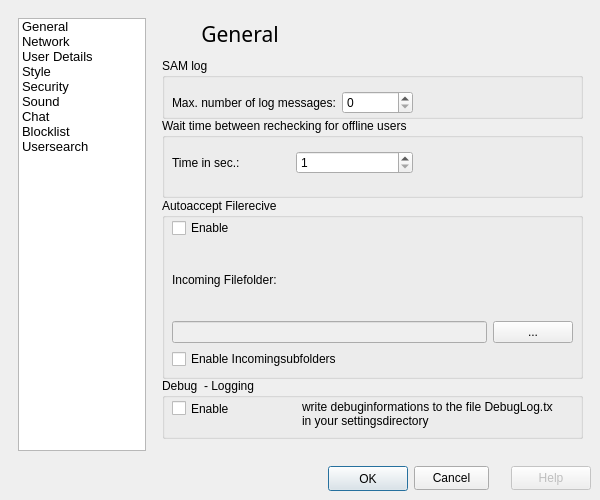
First picture: the form in src/gui/form_settingsgui.ui, repository nonlin-lin-chaos-order-etc-etal/i2pchat, before the edit.
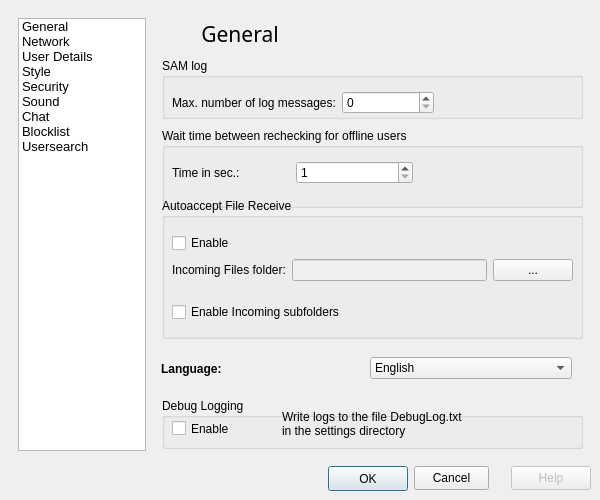
Second picture: the form after the edit. Icons and pictures are not drawn.

Commit message: disabled DebugLog.txt by default; multilang stuff; +various

What changed in the file:
```diff
--- a/src/gui/form_settingsgui.ui
+++ b/src/gui/form_settingsgui.ui
@@ -376,7 +376,7 @@
         <property name="geometry">
          <rect>
           <x>10</x>
-          <y>100</y>
+          <y>110</y>
           <width>421</width>
           <height>80</height>
          </rect>
@@ -434,7 +434,7 @@
           <rect>
            <x>10</x>
            <y>30</y>
-           <width>241</width>
+           <width>262</width>
            <height>29</height>
           </rect>
          </property>
@@ -528,17 +528,63 @@
          </item>
         </layout>
        </widget>
+       <widget class="QGroupBox" name="groupBox_22">
+        <property name="geometry">
+         <rect>
+          <x>10</x>
+          <y>380</y>
+          <width>421</width>
+          <height>51</height>
+         </rect>
+        </property>
+        <property name="title">
+         <string>Debug Logging</string>
+        </property>
+        <widget class="QCheckBox" name="checkBox_DebugLog">
+         <property name="enabled">
+          <bool>true</bool>
+         </property>
+         <property name="geometry">
+          <rect>
+           <x>10</x>
+           <y>20</y>
+           <width>81</width>
+           <height>21</height>
+          </rect>
+         </property>
+         <property name="text">
+          <string>Enable</string>
+         </property>
+         <property name="checkable">
+          <bool>true</bool>
+         </property>
+        </widget>
+        <widget class="QLabel" name="label_37">
+         <property name="geometry">
+          <rect>
+           <x>120</x>
+           <y>0</y>
+           <width>301</width>
+           <height>51</height>
+          </rect>
+         </property>
+         <property name="text">
+          <string>Write logs to the file DebugLog.txt
+in the settings directory</string>
+         </property>
+        </widget>
+       </widget>
        <widget class="QGroupBox" name="groupBox_16">
         <property name="geometry">
          <rect>
           <x>10</x>
           <y>180</y>
           <width>421</width>
-          <height>181</height>
+          <height>141</height>
          </rect>
         </property>
         <property name="title">
-         <string>Autoaccept Filerecive</string>
+         <string>Autoaccept File Receive</string>
         </property>
         <widget class="QWidget" name="layoutWidget_19">
          <property name="geometry">
@@ -546,12 +592,18 @@
            <x>10</x>
            <y>20</y>
            <width>401</width>
-           <height>151</height>
+           <height>121</height>
           </rect>
          </property>
          <layout class="QVBoxLayout" name="verticalLayout_5">
+          <property name="sizeConstraint">
+           <enum>QLayout::SetMinimumSize</enum>
+          </property>
           <item>
            <layout class="QVBoxLayout" name="verticalLayout_2">
+            <property name="sizeConstraint">
+             <enum>QLayout::SetMinimumSize</enum>
+            </property>
             <item>
              <widget class="QCheckBox" name="checkBox_AutoAcceptFileRecive">
               <property name="enabled">
@@ -565,15 +617,24 @@
               </property>
              </widget>
             </item>
-            <item>
-             <widget class="QLabel" name="label_16">
-              <property name="text">
-               <string>Incoming Filefolder:</string>
-              </property>
-             </widget>
-            </item>
             <item>
              <layout class="QHBoxLayout" name="horizontalLayout_2">
+              <property name="sizeConstraint">
+               <enum>QLayout::SetMinimumSize</enum>
+              </property>
+              <item>
+               <widget class="QLabel" name="label_16">
+                <property name="sizePolicy">
+                 <sizepolicy hsizetype="Preferred" vsizetype="Minimum">
+                  <horstretch>0</horstretch>
+                  <verstretch>0</verstretch>
+                 </sizepolicy>
+                </property>
+                <property name="text">
+                 <string>Incoming Files folder:</string>
+                </property>
+               </widget>
+              </item>
               <item>
                <widget class="QLineEdit" name="txt_IncomingFileFolder">
                 <property name="enabled">
@@ -601,7 +662,7 @@
              <bool>true</bool>
             </property>
             <property name="text">
-             <string>Enable Incomingsubfolders</string>
+             <string>Enable Incoming subfolders</string>
             </property>
             <property name="checkable">
              <bool>true</bool>
@@ -611,51 +672,50 @@
          </layout>
         </widget>
        </widget>
-       <widget class="QGroupBox" name="groupBox_22">
+       <widget class="QWidget" name="horizontalLayoutWidget">
         <property name="geometry">
          <rect>
-          <x>10</x>
-          <y>360</y>
-          <width>421</width>
-          <height>61</height>
+          <x>9</x>
+          <y>330</y>
+          <width>411</width>
+          <height>41</height>
          </rect>
         </property>
-        <property name="title">
-         <string>Debug  - Logging</string>
-        </property>
-        <widget class="QCheckBox" name="checkBox_DebugLog">
-         <property name="enabled">
-          <bool>true</bool>
-         </property>
-         <property name="geometry">
-          <rect>
-           <x>10</x>
-           <y>20</y>
-           <width>58</width>
-           <height>21</height>
-          </rect>
-         </property>
-         <property name="text">
-          <string>Enable</string>
-         </property>
-         <property name="checkable">
-          <bool>true</bool>
-         </property>
-        </widget>
-        <widget class="QLabel" name="label_37">
-         <property name="geometry">
-          <rect>
-           <x>140</x>
-           <y>20</y>
-           <width>251</width>
-           <height>31</height>
-          </rect>
-         </property>
-         <property name="text">
-          <string>write debuginformations to the file DebugLog.txt
-in your settingsdirectory</string>
-         </property>
-        </widget>
+        <layout class="QHBoxLayout" name="horizontalLayout_9">
+         <item>
+          <widget class="QLabel" name="label_38">
+           <property name="sizePolicy">
+            <sizepolicy hsizetype="Minimum" vsizetype="Preferred">
+             <horstretch>0</horstretch>
+             <verstretch>0</verstretch>
+            </sizepolicy>
+           </property>
+           <property name="font">
+            <font>
+             <weight>75</weight>
+             <bold>true</bold>
+            </font>
+           </property>
+           <property name="text">
+            <string>Language:</string>
+           </property>
+          </widget>
+         </item>
+         <item>
+          <widget class="QComboBox" name="languageComboBox">
+           <item>
+            <property name="text">
+             <string>English</string>
+            </property>
+           </item>
+           <item>
+            <property name="text">
+             <string>Russian</string>
+            </property>
+           </item>
+          </widget>
+         </item>
+        </layout>
        </widget>
       </widget>
       <widget class="QWidget" name="network_Page">
```
Left out of the diff: 4 changed lines with no effect on the pictures. The commit also changes 7 other files.
